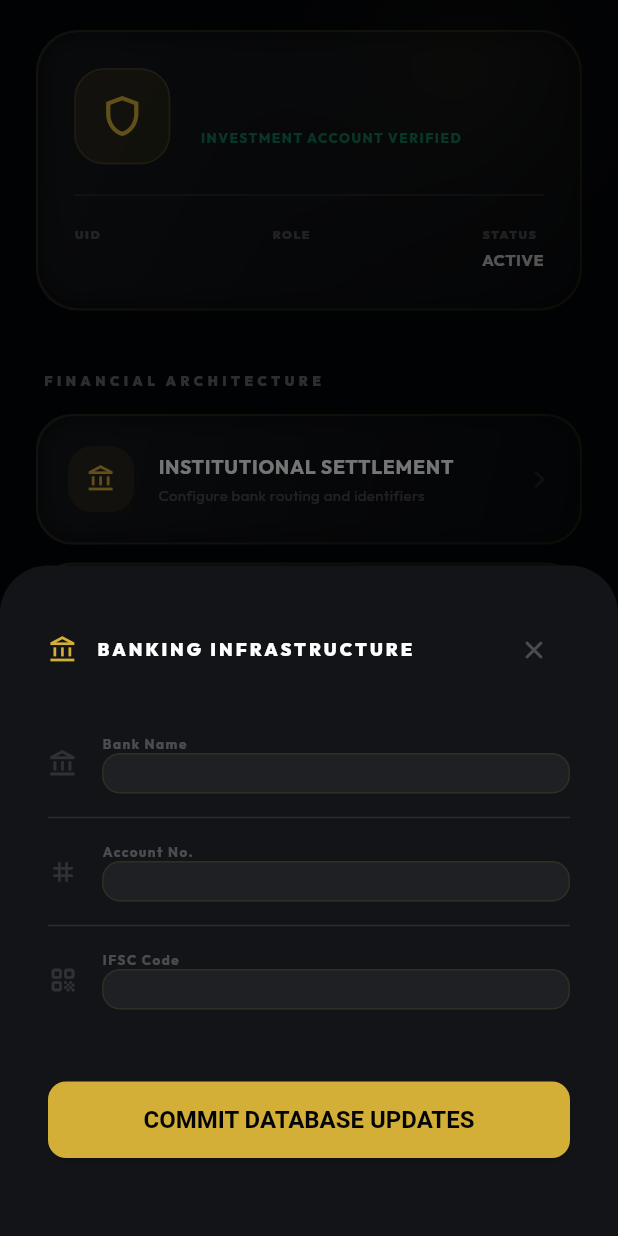
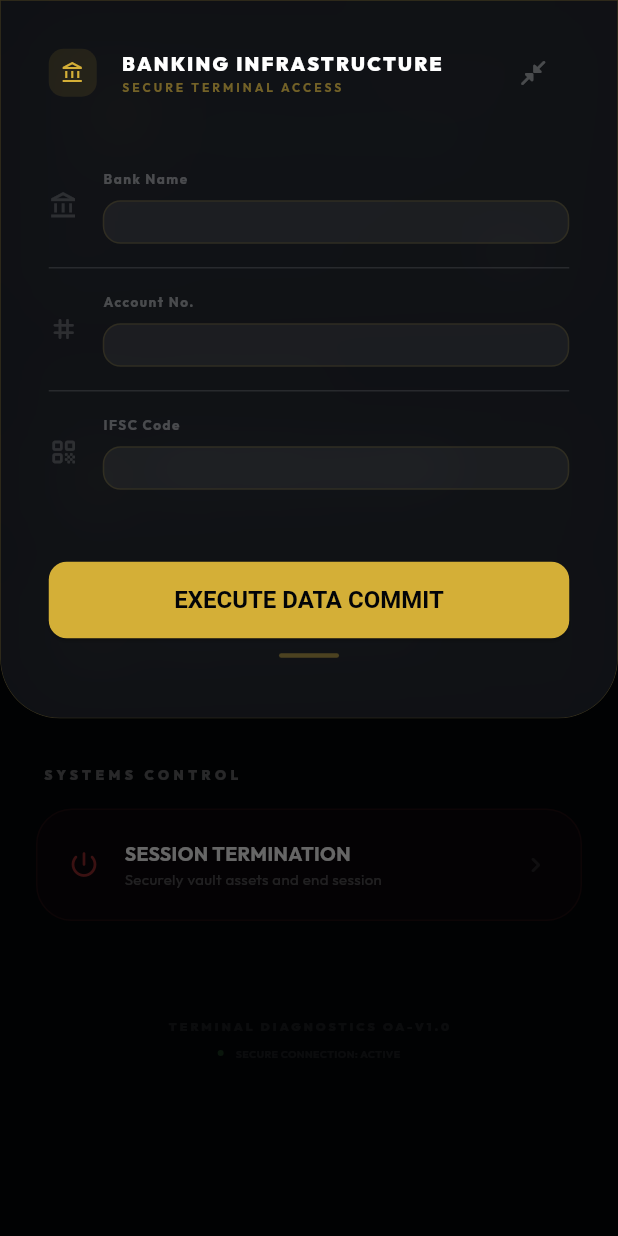
Before and after one commit to bhavya077/BeeWealth, a Flutter app: the ProfileScreen screen opened directly, after a tap on "INSTITUTIONAL SETTLEMENT", on a phone screen of 412 x 824 dp. Run offline on Flutter 3.47's test engine with Material 3 defaults, Android fonts, the phone set to English and light mode, and no system bars; our stand-ins replace animate_do, fl_chart, flutter_secure_storage, google_fonts, shared_preferences, shimmer; accounts and stored records are empty.

Commit message:
refactor: replace bottom sheet modals with custom top-aligned slide-in dialogs featuring blurred backgrounds and entrance animations

```diff
--- a/beewealth/lib/views/profile/profile_screen.dart
+++ b/beewealth/lib/views/profile/profile_screen.dart
@@ -1,3 +1,4 @@
+import 'dart:ui';
 import 'package:flutter/material.dart';
 import 'package:provider/provider.dart';
 import 'package:animate_do/animate_do.dart';
@@ -245,11 +246,8 @@ class _ProfileScreenState extends State<ProfileScreen> {
   }
 
   void _showBankingModal(BuildContext context) {
-    showModalBottomSheet(
-      context: context,
-      backgroundColor: Colors.transparent,
-      isScrollControlled: true,
-      builder: (context) => _buildModalWrapper(
+    _showTopModal(
+      context,
       title: 'BANKING INFRASTRUCTURE',
       icon: Icons.account_balance_outlined,
       children: [
@@ -259,16 +257,12 @@ class _ProfileScreenState extends State<ProfileScreen> {
         const Divider(color: Colors.white10, height: 32),
         _buildModalField('IFSC Code', _ifscController, Icons.qr_code_rounded),
       ],
-      ),
     );
   }
 
   void _showUPIModal(BuildContext context) {
-    showModalBottomSheet(
-      context: context,
-      backgroundColor: Colors.transparent,
-      isScrollControlled: true,
-      builder: (context) => _buildModalWrapper(
+    _showTopModal(
+      context,
       title: 'SETTLEMENT INDICES',
       icon: Icons.cell_tower_rounded,
       children: [
@@ -276,60 +270,121 @@ class _ProfileScreenState extends State<ProfileScreen> {
         const Divider(color: Colors.white10, height: 32),
         _buildModalField('Mobile Index', _upiNumberController, Icons.phone_iphone_rounded),
       ],
-      ),
     );
   }
 
-  Widget _buildModalWrapper({required String title, required IconData icon, required List<Widget> children}) {
-    return GestureDetector(
-      onTap: () => FocusScope.of(context).unfocus(),
+  void _showTopModal(BuildContext context, {required String title, required IconData icon, required List<Widget> children}) {
+    showGeneralDialog(
+      context: context,
+      barrierDismissible: true,
+      barrierLabel: 'Dismiss',
+      barrierColor: Colors.black.withOpacity(0.6),
+      transitionDuration: const Duration(milliseconds: 500),
+      pageBuilder: (context, anim1, anim2) {
+        return Align(
+          alignment: Alignment.topCenter,
+          child: Material(
+            color: Colors.transparent,
+            child: ClipRRect(
+              borderRadius: const BorderRadius.vertical(bottom: Radius.circular(40)),
+              child: BackdropFilter(
+                filter: ImageFilter.blur(sigmaX: 15, sigmaY: 15),
                 child: Container(
-        decoration: const BoxDecoration(
-          color: Color(0xFF121418),
-          borderRadius: BorderRadius.vertical(top: Radius.circular(32)),
+                  width: double.infinity,
+                  decoration: BoxDecoration(
+                    color: const Color(0xFF121418).withOpacity(0.85),
+                    borderRadius: const BorderRadius.vertical(bottom: Radius.circular(40)),
+                    border: Border.all(color: AppColors.primary.withOpacity(0.2), width: 0.5),
                   ),
+                  child: SafeArea(
+                    bottom: false,
                     child: Padding(
-          padding: EdgeInsets.only(bottom: MediaQuery.of(context).viewInsets.bottom),
-          child: SingleChildScrollView(
-            physics: const BouncingScrollPhysics(),
-            child: Padding(
-              padding: const EdgeInsets.all(32.0),
+                      padding: const EdgeInsets.fromLTRB(32, 24, 32, 40),
                       child: Column(
                         mainAxisSize: MainAxisSize.min,
                         crossAxisAlignment: CrossAxisAlignment.start,
                         children: [
                           Row(
                             children: [
-                      Icon(icon, color: AppColors.primary, size: 20),
-                      const SizedBox(width: 12),
+                              Container(
+                                padding: const EdgeInsets.all(8),
+                                decoration: BoxDecoration(
+                                  color: AppColors.primary.withOpacity(0.1),
+                                  borderRadius: BorderRadius.circular(10),
+                                ),
+                                child: Icon(icon, color: AppColors.primary, size: 16),
+                              ),
+                              const SizedBox(width: 16),
+                              Expanded(
+                                child: Column(
+                                  crossAxisAlignment: CrossAxisAlignment.start,
+                                  children: [
                                     Text(
                                       title,
-                        style: const TextStyle(color: Colors.white, fontWeight: FontWeight.w900, fontSize: 12, letterSpacing: 2),
+                                      style: const TextStyle(color: Colors.white, fontWeight: FontWeight.w900, fontSize: 13, letterSpacing: 1.5),
                                     ),
-                      const Spacer(),
-                      IconButton(
-                        onPressed: () => Navigator.pop(context),
-                        icon: const Icon(Icons.close_rounded, color: Colors.white24, size: 20),
+                                    Text(
+                                      'SECURE TERMINAL ACCESS',
+                                      style: TextStyle(color: AppColors.primary.withOpacity(0.5), fontSize: 8, fontWeight: FontWeight.bold, letterSpacing: 2),
                                     ),
                                   ],
                                 ),
-                  const SizedBox(height: 32),
-                  ...children,
+                              ),
+                              IconButton(
+                                onPressed: () => Navigator.pop(context),
+                                icon: const Icon(Icons.close_fullscreen_rounded, color: Colors.white24, size: 20),
+                              ),
+                            ],
+                          ),
+                          const SizedBox(height: 40),
+                          ...List.generate(children.length, (index) {
+                            return FadeInRight(
+                              delay: Duration(milliseconds: 100 * index),
+                              duration: const Duration(milliseconds: 400),
+                              child: children[index],
+                            );
+                          }),
                           const SizedBox(height: 48),
-                  CustomButton(
-                    text: 'COMMIT DATABASE UPDATES',
+                          Center(
+                            child: FadeInUp(
+                              delay: Duration(milliseconds: 100 * children.length),
+                              child: CustomButton(
+                                text: 'EXECUTE DATA COMMIT',
                                 onPressed: () {
                                   _updateProfile();
                                   Navigator.pop(context);
                                 },
                               ),
-                  const SizedBox(height: 20), // Extra space to clear keyboard suggestions
+                            ),
+                          ),
+                          const SizedBox(height: 10),
+                          // Institutional Accent Line
+                          Center(
+                            child: Container(
+                              width: 40,
+                              height: 3,
+                              decoration: BoxDecoration(
+                                color: AppColors.primary.withOpacity(0.3),
+                                borderRadius: BorderRadius.circular(2),
+                              ),
+                            ),
+                          ),
                         ],
                       ),
                     ),
                   ),
                 ),
               ),
+            ),
+          ),
+        );
+      },
+      transitionBuilder: (context, anim1, anim2, child) {
+        return SlideTransition(
+          position: Tween<Offset>(begin: const Offset(0, -0.5), end: Offset.zero).animate(CurvedAnimation(parent: anim1, curve: Curves.easeOutBack)),
+          child: FadeTransition(opacity: anim1, child: child),
+        );
+      },
     );
   }
 
@@ -343,10 +398,15 @@ class _ProfileScreenState extends State<ProfileScreen> {
             crossAxisAlignment: CrossAxisAlignment.start,
             children: [
               Text(label, style: const TextStyle(color: Colors.white24, fontSize: 9, fontWeight: FontWeight.bold, letterSpacing: 1)),
+              const SizedBox(height: 8), // Added breathing space before content
               TextField(
                 controller: controller,
                 style: const TextStyle(color: Colors.white, fontSize: 14, fontWeight: FontWeight.w600),
-                decoration: const InputDecoration(isDense: true, border: InputBorder.none, contentPadding: EdgeInsets.only(top: 6)),
+                decoration: const InputDecoration(
+                  isDense: true,
+                  border: InputBorder.none,
+                  contentPadding: EdgeInsets.only(top: 4, bottom: 4),
+                ),
               ),
             ],
           ),
```
Lines whose indentation alone changed are shown as unchanged.
